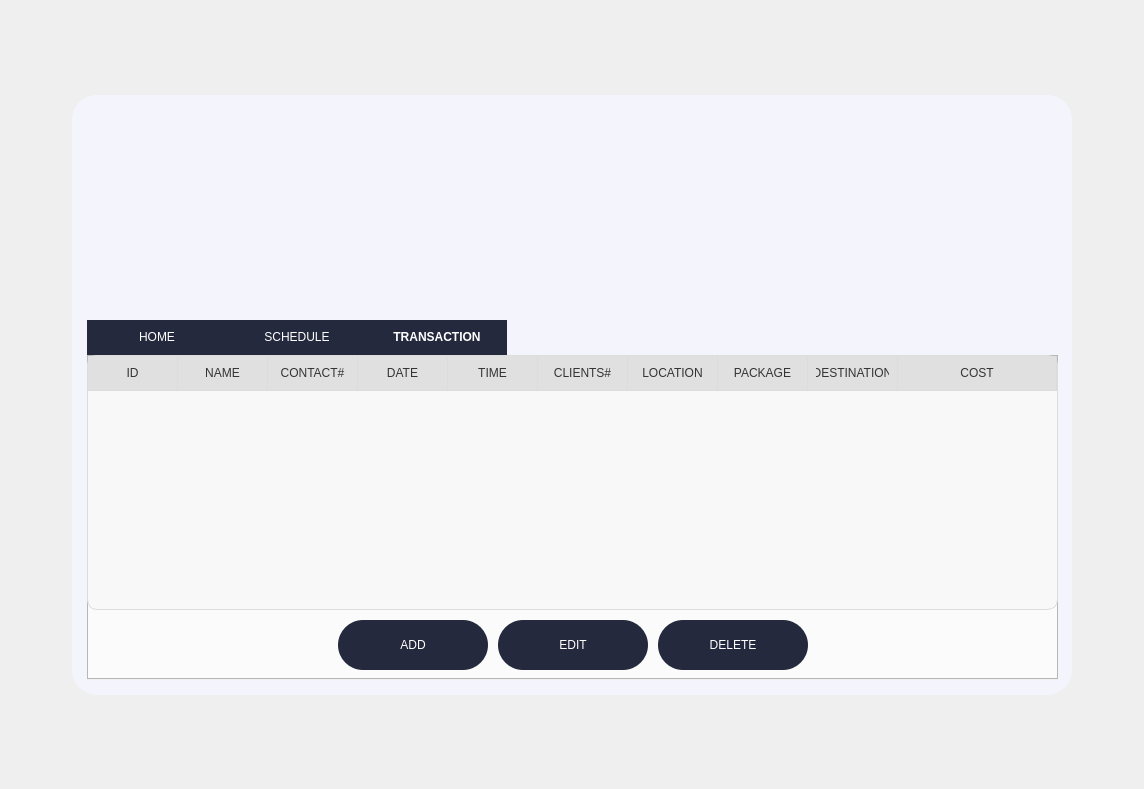
This is app/modules/ui/main.ui in shazkun/TRAVEL-WITH-ME as Qt 5 draws it before an edit. The edited form follows.
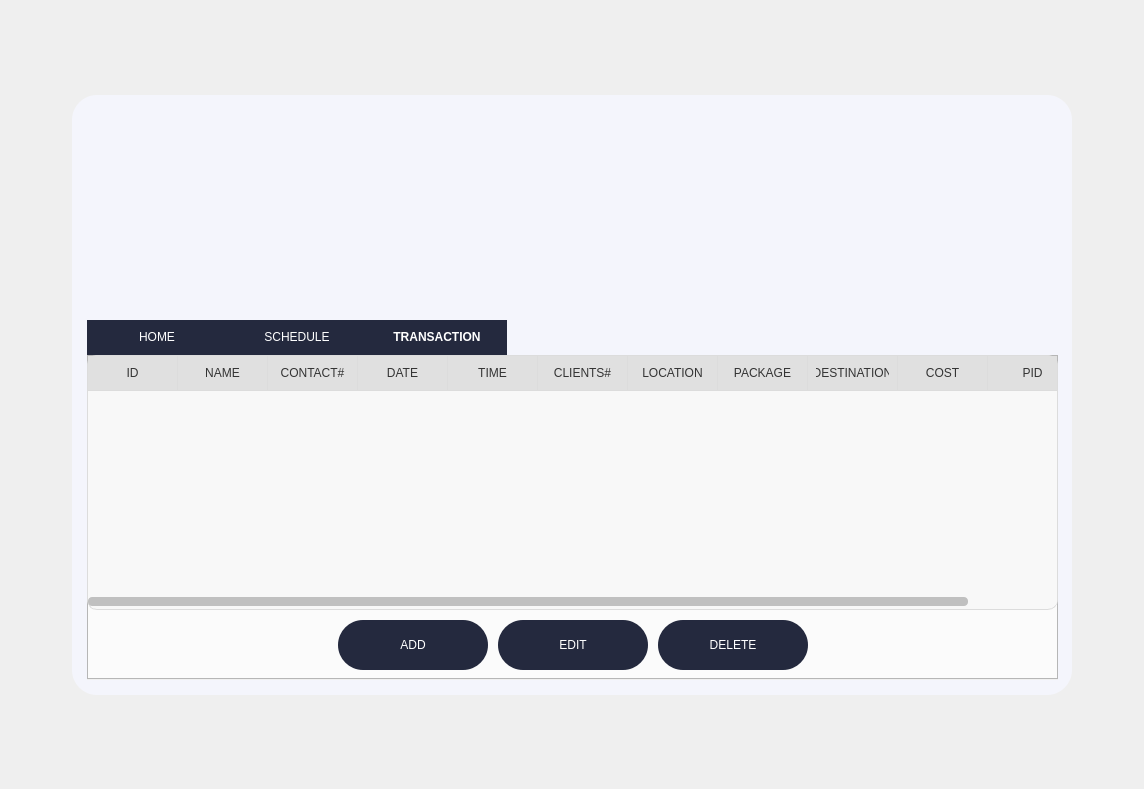
This is the edited form. The open tabs and pages were chosen to show the change. Icons and pictures are not drawn.

What changed in the file:
```diff
--- a/app/modules/ui/main.ui
+++ b/app/modules/ui/main.ui
@@ -856,6 +856,11 @@
                 <string>COST</string>
                </property>
               </column>
+              <column>
+               <property name="text">
+                <string>PID</string>
+               </property>
+              </column>
              </widget>
             </item>
             <item row="1" column="0">
```
